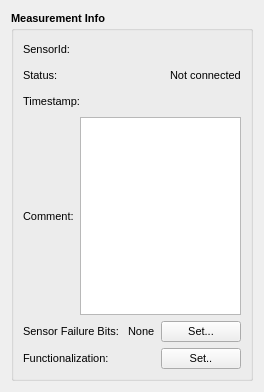
Qt form app/infowidget.ui (Tilagiho/eNoseAnnotator) before a commit.
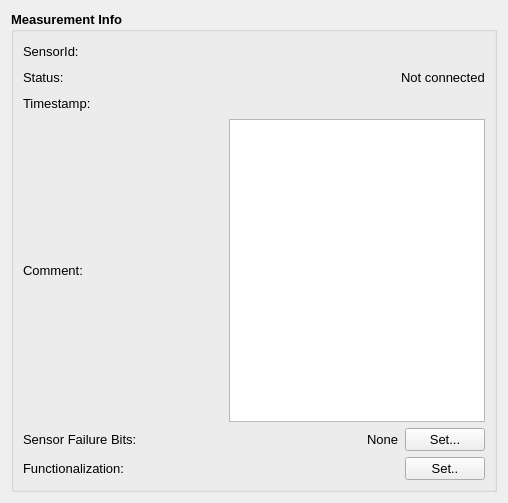
The same form after that commit.

Commit message: Implemented UI based on QDockWidgets

```diff
--- a/app/infowidget.ui
+++ b/app/infowidget.ui
@@ -6,8 +6,8 @@
    <rect>
     <x>0</x>
     <y>0</y>
-    <width>264</width>
-    <height>392</height>
+    <width>508</width>
+    <height>503</height>
    </rect>
   </property>
   <property name="minimumSize">
@@ -29,7 +29,7 @@
     <widget class="QGroupBox" name="measurementbox">
      <property name="font">
       <font>
-       <pointsize>8</pointsize>
+       <pointsize>10</pointsize>
        <weight>75</weight>
        <bold>true</bold>
       </font>
@@ -46,7 +46,7 @@
            <widget class="QLabel" name="sensorText">
             <property name="font">
              <font>
-              <pointsize>8</pointsize>
+              <pointsize>10</pointsize>
               <weight>50</weight>
               <bold>false</bold>
              </font>
@@ -58,6 +58,13 @@
           </item>
           <item>
            <spacer name="sensorSpacer">
+            <property name="font">
+             <font>
+              <pointsize>10</pointsize>
+              <weight>75</weight>
+              <bold>true</bold>
+             </font>
+            </property>
             <property name="orientation">
              <enum>Qt::Horizontal</enum>
             </property>
@@ -79,7 +86,7 @@
             </property>
             <property name="font">
              <font>
-              <pointsize>8</pointsize>
+              <pointsize>10</pointsize>
               <weight>50</weight>
               <bold>false</bold>
              </font>
@@ -97,7 +104,7 @@
            <widget class="QLabel" name="statusText">
             <property name="font">
              <font>
-              <pointsize>8</pointsize>
+              <pointsize>10</pointsize>
               <weight>50</weight>
               <bold>false</bold>
              </font>
@@ -109,6 +116,13 @@
           </item>
           <item>
            <spacer name="statusSpacer">
+            <property name="font">
+             <font>
+              <pointsize>10</pointsize>
+              <weight>75</weight>
+              <bold>true</bold>
+             </font>
+            </property>
             <property name="orientation">
              <enum>Qt::Horizontal</enum>
             </property>
@@ -124,7 +138,7 @@
            <widget class="QLabel" name="statusLabel">
             <property name="font">
              <font>
-              <pointsize>8</pointsize>
+              <pointsize>10</pointsize>
               <weight>50</weight>
               <bold>false</bold>
              </font>
@@ -142,7 +156,7 @@
            <widget class="QLabel" name="startText">
             <property name="font">
              <font>
-              <pointsize>8</pointsize>
+              <pointsize>10</pointsize>
               <weight>50</weight>
               <bold>false</bold>
              </font>
@@ -154,6 +168,13 @@
           </item>
           <item>
            <spacer name="startSpacer">
+            <property name="font">
+             <font>
+              <pointsize>10</pointsize>
+              <weight>75</weight>
+              <bold>true</bold>
+             </font>
+            </property>
             <property name="orientation">
              <enum>Qt::Horizontal</enum>
             </property>
@@ -175,7 +196,7 @@
             </property>
             <property name="font">
              <font>
-              <pointsize>8</pointsize>
+              <pointsize>10</pointsize>
               <weight>50</weight>
               <bold>false</bold>
              </font>
@@ -193,7 +214,7 @@
            <widget class="QLabel" name="commentText">
             <property name="font">
              <font>
-              <pointsize>8</pointsize>
+              <pointsize>10</pointsize>
               <weight>50</weight>
               <bold>false</bold>
              </font>
@@ -205,6 +226,13 @@
           </item>
           <item>
            <spacer name="commentSpacer">
+            <property name="font">
+             <font>
+              <pointsize>10</pointsize>
+              <weight>75</weight>
+              <bold>true</bold>
+             </font>
+            </property>
             <property name="orientation">
              <enum>Qt::Horizontal</enum>
             </property>
@@ -238,7 +266,7 @@
            <widget class="QLabel" name="failureText">
             <property name="font">
              <font>
-              <pointsize>8</pointsize>
+              <pointsize>10</pointsize>
               <weight>50</weight>
               <bold>false</bold>
              </font>
@@ -250,6 +278,13 @@
           </item>
           <item>
            <spacer name="failureSpacer">
+            <property name="font">
+             <font>
+              <pointsize>10</pointsize>
+              <weight>75</weight>
+              <bold>true</bold>
+             </font>
+            </property>
             <property name="orientation">
              <enum>Qt::Horizontal</enum>
             </property>
@@ -271,7 +306,7 @@
             </property>
             <property name="font">
              <font>
-              <pointsize>8</pointsize>
+              <pointsize>10</pointsize>
               <weight>50</weight>
               <bold>false</bold>
              </font>
@@ -285,7 +320,7 @@
            <widget class="QPushButton" name="pushButton">
             <property name="font">
              <font>
-              <pointsize>8</pointsize>
+              <pointsize>10</pointsize>
               <weight>50</weight>
               <bold>false</bold>
              </font>
@@ -305,7 +340,7 @@
          <widget class="QLabel" name="label">
           <property name="font">
            <font>
-            <pointsize>8</pointsize>
+            <pointsize>10</pointsize>
             <weight>50</weight>
             <bold>false</bold>
            </font>
@@ -332,7 +367,7 @@
          <widget class="QPushButton" name="pushButton_2">
           <property name="font">
            <font>
-            <pointsize>8</pointsize>
+            <pointsize>10</pointsize>
             <weight>50</weight>
             <bold>false</bold>
            </font>
```
Left out of the diff: 2 changed lines with no effect on the pictures. The commit also changes 6 other files.
